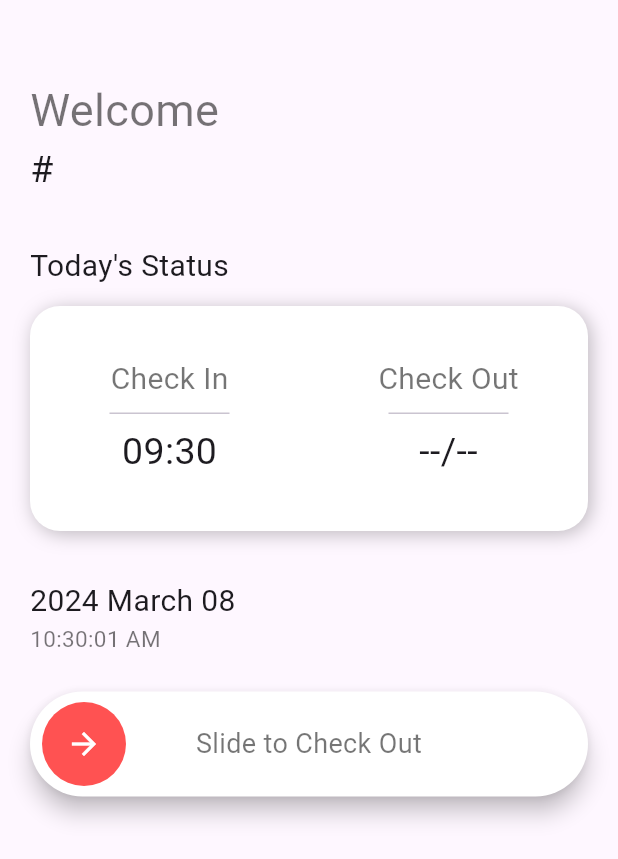
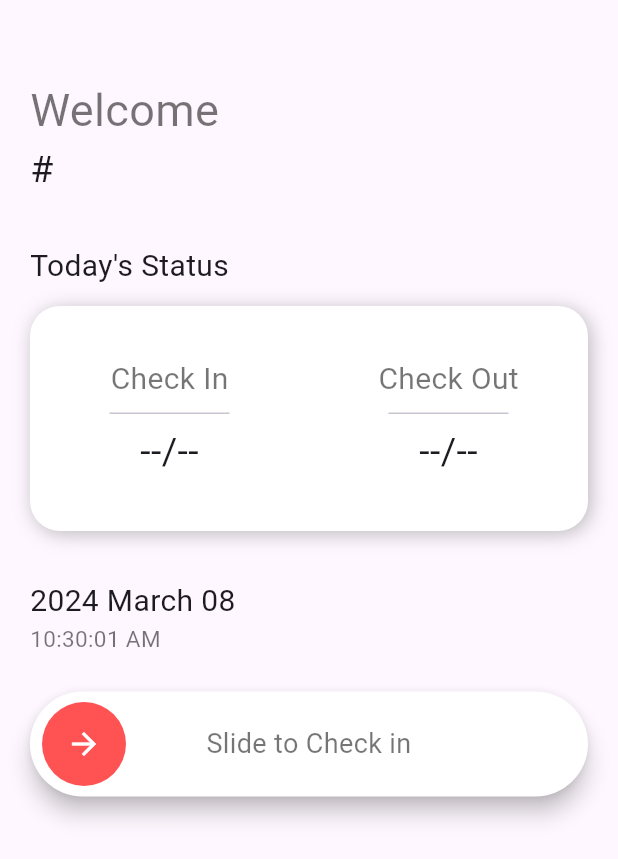
Before and after one commit to flutterkage2k/fluttersupabase240303, a Flutter app: the AttendanceScreen screen opened directly, on a phone screen of 412 x 824 dp. Shown: the top 859 px of the screen. Run offline on Flutter 3.47's test engine with Material 3 defaults, Android fonts, the phone set to English and light mode, and no system bars; drawn by our look-alikes of slide_to_act; our stand-ins replace flutter_dotenv, font_awesome_flutter, supabase_flutter; accounts and stored records are empty.

```diff
--- a/lib/main.dart
+++ b/lib/main.dart
@@ -1,6 +1,7 @@
 import 'package:flutter/material.dart';
 import 'package:flutter_dotenv/flutter_dotenv.dart';
 import 'package:fluttersupabase240303/screens/splash_screen.dart';
+import 'package:fluttersupabase240303/services/attendance_service.dart';
 import 'package:fluttersupabase240303/services/auth_service.dart';
 import 'package:fluttersupabase240303/services/db_service.dart';
 import 'package:provider/provider.dart';
@@ -27,6 +28,7 @@
       providers: [
         ChangeNotifierProvider(create: (context) => AuthService()),
         ChangeNotifierProvider(create: (context) => DbService()),
+        ChangeNotifierProvider(create: (context) => AttendanceService()),
       ],
       child: const MaterialApp(
         debugShowCheckedModeBanner: false,
--- /dev/null
+++ b/lib/models/attendance_model.dart
@@ -0,0 +1,25 @@
+class AttendanceModel {
+  final String id;
+  final String date;
+  final String checkIn;
+  final String? checkOut;
+  final DateTime createdAt;
+
+  AttendanceModel({
+    required this.id,
+    required this.date,
+    required this.checkIn,
+    this.checkOut,
+    required this.createdAt,
+  });
+
+  factory AttendanceModel.fromJson(Map<String, dynamic> data) {
+    return AttendanceModel(
+      id: data['employee_id'],
+      date: data['date'],
+      checkIn: data['check_in'],
+      checkOut: data['check_out'],
+      createdAt: DateTime.parse(data['created_at']),
+    );
+  }
+}
--- a/lib/screens/attendance_screen.dart
+++ b/lib/screens/attendance_screen.dart
@@ -1,5 +1,6 @@
 import 'package:flutter/material.dart';
 import 'package:fluttersupabase240303/models/user_model.dart';
+import 'package:fluttersupabase240303/services/attendance_service.dart';
 import 'package:fluttersupabase240303/services/db_service.dart';
 import 'package:intl/intl.dart';
 import 'package:provider/provider.dart';
@@ -16,7 +17,15 @@
   final GlobalKey<SlideActionState> key = GlobalKey<SlideActionState>();
 
   @override
+  void initState() {
+    Provider.of<AttendanceService>(context, listen: false).getTodayAttendance();
+    super.initState();
+  }
+
+  @override
   Widget build(BuildContext context) {
+    final attendanceService = Provider.of<AttendanceService>(context);
+
     return Scaffold(
         body: SingleChildScrollView(
       padding: const EdgeInsets.all(20),
@@ -73,7 +82,7 @@
                   ),
                 ],
                 borderRadius: BorderRadius.all(Radius.circular(20))),
-            child: const Row(
+            child: Row(
               mainAxisAlignment: MainAxisAlignment.center,
               crossAxisAlignment: CrossAxisAlignment.center,
               children: [
@@ -82,22 +91,20 @@
                     mainAxisAlignment: MainAxisAlignment.center,
                     crossAxisAlignment: CrossAxisAlignment.center,
                     children: [
-                      Text(
+                      const Text(
                         'Check In',
                         style: TextStyle(
                           fontSize: 20,
                           color: Colors.black54,
                         ),
                       ),
-                      SizedBox(
+                      const SizedBox(
                         width: 80,
                         child: Divider(),
                       ),
                       Text(
-                        "09:30",
-                        style: TextStyle(
-                          fontSize: 25,
-                        ),
+                        attendanceService.attendanceModel?.checkIn ?? '--/--',
+                        style: const TextStyle(fontSize: 25),
                       ),
                     ],
                   ),
@@ -107,20 +114,20 @@
                     mainAxisAlignment: MainAxisAlignment.center,
                     crossAxisAlignment: CrossAxisAlignment.center,
                     children: [
-                      Text(
+                      const Text(
                         'Check Out',
                         style: TextStyle(
                           fontSize: 20,
                           color: Colors.black54,
                         ),
                       ),
-                      SizedBox(
+                      const SizedBox(
                         width: 80,
                         child: Divider(),
                       ),
                       Text(
-                        "--/--",
-                        style: TextStyle(
+                        attendanceService.attendanceModel?.checkOut ?? '--/--',
+                        style: const TextStyle(
                           fontSize: 25,
                         ),
                       ),
@@ -134,7 +141,7 @@
             alignment: Alignment.centerLeft,
             child: Text(
               DateFormat("yyyy MMMM dd").format(DateTime.now()),
-              style: TextStyle(fontSize: 20),
+              style: const TextStyle(fontSize: 20),
             ),
           ),
           StreamBuilder(
@@ -153,7 +160,7 @@
             child: Builder(
               builder: (context) {
                 return SlideAction(
-                  text: "Slide to Check Out",
+                  text: attendanceService.attendanceModel?.checkIn == null ? "Slide to Check in" : "Slide to Check Out",
                   textStyle: const TextStyle(
                     color: Colors.black54,
                     fontSize: 18,
@@ -161,9 +168,9 @@
                   outerColor: Colors.white,
                   innerColor: Colors.redAccent,
                   key: key,
-                  onSubmit: () {
+                  onSubmit: () async {
+                    await attendanceService.markAttendance(context);
                     key.currentState!.reset();
-                    return null;
                   },
                 );
               },
```
Also changed, not shown: lib/services/attendance_service.dart (+52 -0 lines).
